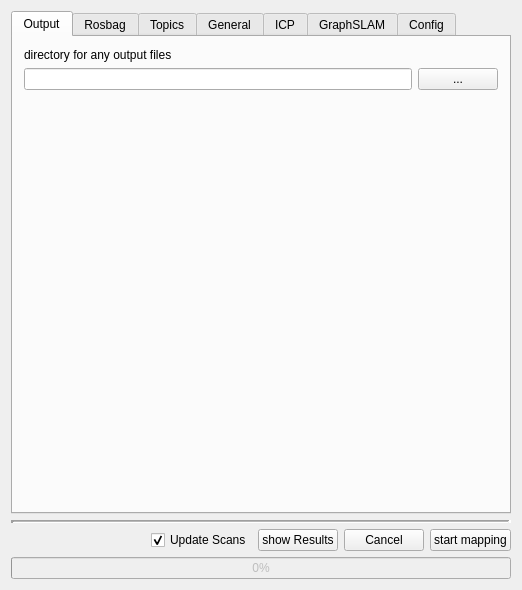
First picture: the form in src/grabe_mapping/src/rqt_plugin/gui_plugin.ui, repository JannikGrabe/grabe_mapping, before the edit.
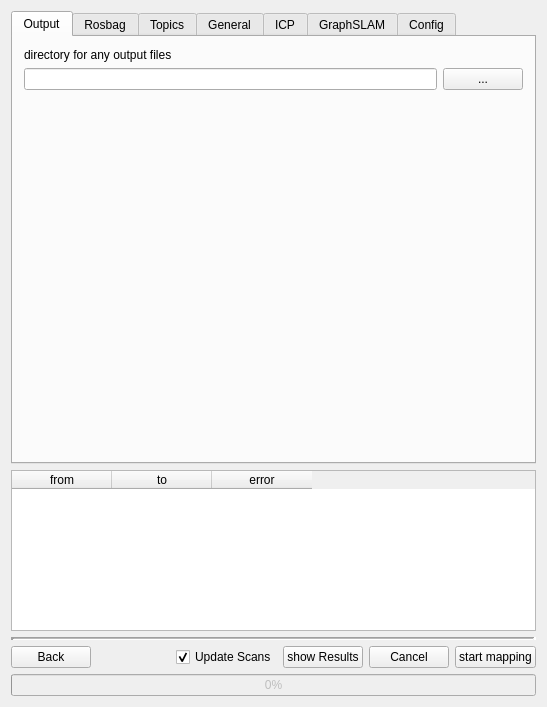
Second picture: the form after the edit. The open tabs and pages were chosen to show the change.

Commit message: added getting results to mapping and gui

The edit to the form file:
```diff
--- a/src/grabe_mapping/src/rqt_plugin/gui_plugin.ui
+++ b/src/grabe_mapping/src/rqt_plugin/gui_plugin.ui
@@ -6,8 +6,8 @@
    <rect>
     <x>0</x>
     <y>0</y>
-    <width>522</width>
-    <height>590</height>
+    <width>547</width>
+    <height>707</height>
    </rect>
   </property>
   <property name="windowTitle">
@@ -961,6 +961,28 @@
         </widget>
        </widget>
       </item>
+      <item>
+       <widget class="QTableWidget" name="tw_results">
+        <property name="enabled">
+         <bool>true</bool>
+        </property>
+        <column>
+         <property name="text">
+          <string>from</string>
+         </property>
+        </column>
+        <column>
+         <property name="text">
+          <string>to</string>
+         </property>
+        </column>
+        <column>
+         <property name="text">
+          <string>error</string>
+         </property>
+        </column>
+       </widget>
+      </item>
       <item>
        <widget class="Line" name="line">
         <property name="frameShadow">
@@ -979,6 +1001,13 @@
       </item>
       <item>
        <layout class="QHBoxLayout" name="hl_start">
+        <item>
+         <widget class="QPushButton" name="pb_back">
+          <property name="text">
+           <string>Back</string>
+          </property>
+         </widget>
+        </item>
         <item>
          <spacer name="hs2">
           <property name="orientation">
```
Left out of the diff: 2 changed lines with no effect on the pictures. The commit also changes 5 other files.
